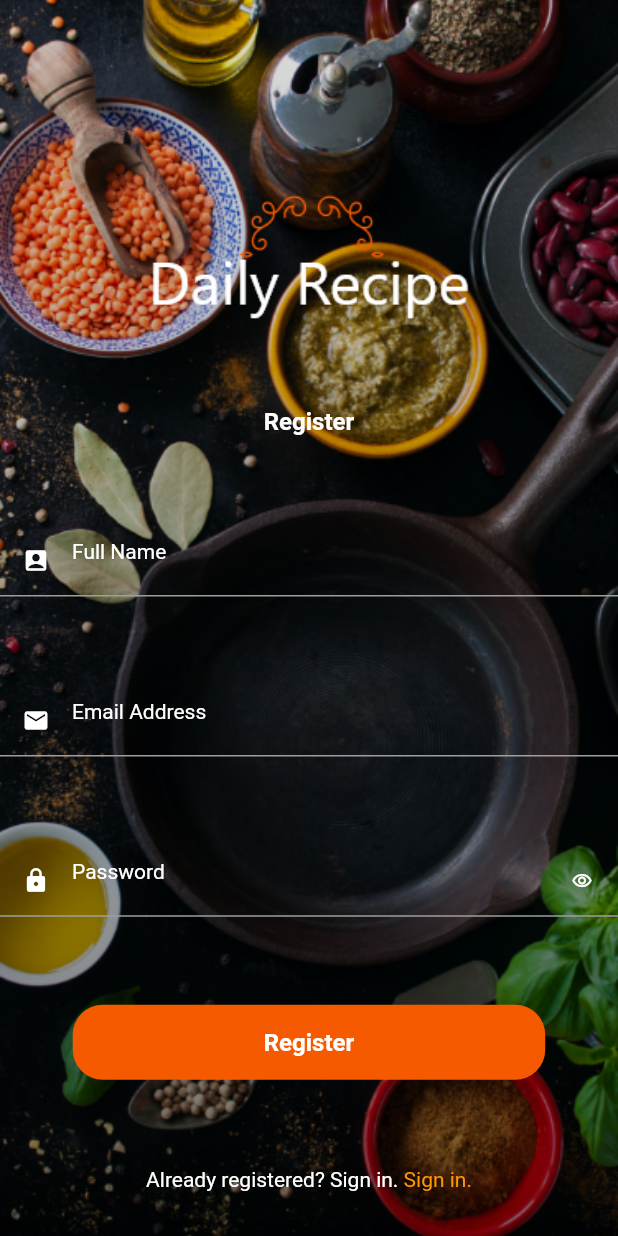
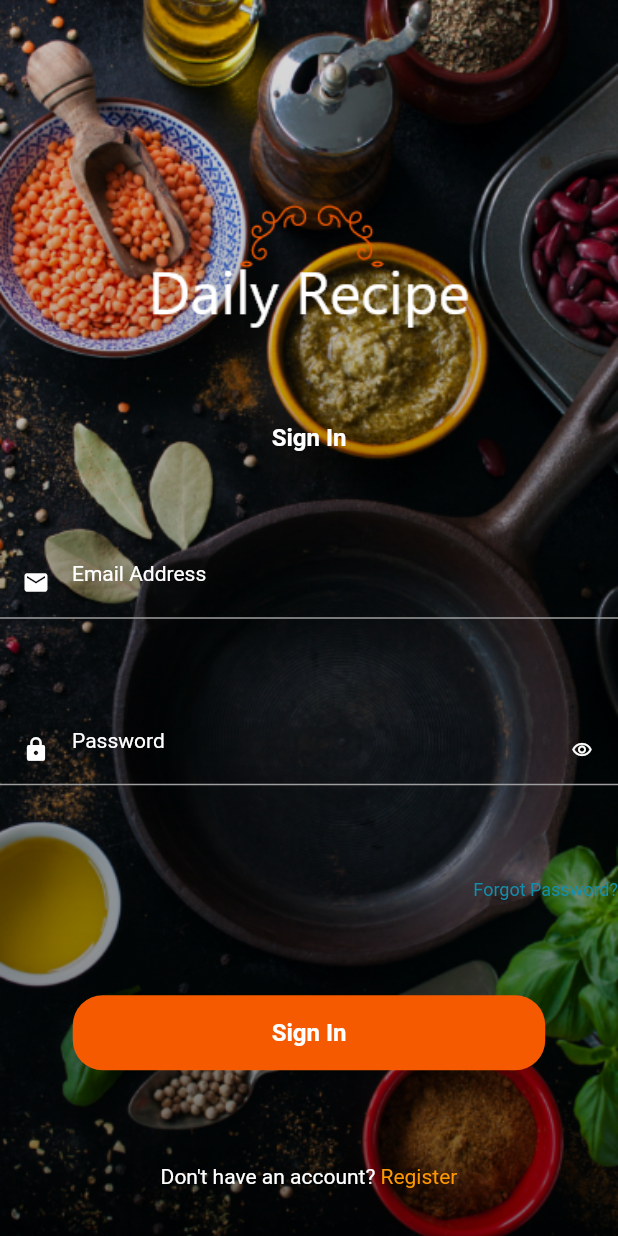
Before and after one commit to prasanjitha/daily-recipe, a Flutter app: the screen it shows after launch, on a phone screen of 412 x 824 dp. Run offline on Flutter 3.47's test engine with Material 2 defaults, Android fonts, the light colour scheme and no system bars.

Commit message:
sign in screen implementation

```diff
--- a/lib/main.dart
+++ b/lib/main.dart
@@ -1,9 +1,8 @@
 // ignore_for_file: prefer_const_constructors
 
 import 'package:flutter/material.dart';
+import 'screens/signin_screen.dart';
 
-import 'register_screen.dart';
-import 'splash_screen.dart';
 
 void main() {
   runApp(const MyApp());
@@ -29,7 +28,7 @@
         // is not restarted.
         primarySwatch: Colors.blue,
       ),
-      home: RegisterScreen(),
+      home: SignINScreen(),
     );
   }
 }
--- /dev/null
+++ b/lib/screens/signin_screen.dart
@@ -0,0 +1,115 @@
+// ignore_for_file: prefer_const_constructors, prefer_const_literals_to_create_immutables
+
+import 'package:flutter/material.dart';
+
+class SignINScreen extends StatelessWidget {
+  const SignINScreen({Key? key}) : super(key: key);
+
+  @override
+  Widget build(BuildContext context) {
+    return Scaffold(
+      body: Stack(
+        children: [
+          Image.asset(
+            'assets/images/maskgroup01.png',
+            fit: BoxFit.cover,
+            width: MediaQuery.of(context).size.width,
+          ),
+          Column(
+            mainAxisAlignment: MainAxisAlignment.spaceAround,
+            children: [
+              SizedBox(height: 40.0,),
+              Image.asset(
+                'assets/images/logo02.png',
+                fit: BoxFit.cover,
+              ),
+              Text(
+                'Sign In',
+                style: TextStyle(
+                    fontSize: 16,
+                    color: Colors.white,
+                    fontWeight: FontWeight.bold),
+              ),
+              TextFormField(
+                autocorrect: false,
+                cursorColor: Colors.white,
+                decoration: InputDecoration(
+                  enabledBorder: UnderlineInputBorder(
+                    borderSide: BorderSide(color: Colors.grey),
+                    //  when the TextFormField in unfocused
+                  ),
+                  prefixIconColor: Colors.white,
+                  hintText: 'Email Address',
+                  hintStyle: TextStyle(fontSize: 14.0, color: Colors.white),
+                  prefixIcon: Icon(
+                    Icons.mail,
+                    color: Colors.white,
+                  ),
+                  isDense: true,
+                ),
+                maxLines: null,
+              ),
+              TextFormField(
+                autocorrect: false,
+                cursorColor: Colors.white,
+                decoration: InputDecoration(
+                    enabledBorder: UnderlineInputBorder(
+                      borderSide: BorderSide(color: Colors.grey),
+                      //  when the TextFormField in unfocused
+                    ),
+                    hintText: 'Password',
+                    hintStyle: TextStyle(fontSize: 14.0, color: Colors.white),
+                    prefixIconColor: Colors.white,
+                    prefixIcon: Icon(
+                      Icons.lock,
+                      color: Colors.white,
+                    ),
+                    isDense: true,
+                    suffixIcon: InkWell(
+                        child: Icon(
+                          Icons.remove_red_eye_outlined,
+                          size: 14,
+                          color: Colors.white,
+                        ),
+                        onTap: () {})),
+                maxLines: null,
+              ),
+              Row(
+                mainAxisAlignment: MainAxisAlignment.end,
+                children: [
+ Text(
+                'Forgot Password?',
+                style: TextStyle(
+                    fontSize: 12,
+                    color: Color(0xff128FAE),
+                    ),
+              ),
+                ],
+              ),
+                Container(
+                  width:315,
+                  height: 50,
+                  decoration: BoxDecoration(
+                    borderRadius: BorderRadius.circular(20.0),
+                    color: Color(0xffF55A00)
+                  ),
+                  child: Center(
+                    child: Text('Sign In',style: TextStyle(fontSize: 16,color: Colors.white,fontWeight: FontWeight.bold),),
+                  ),
+                ),
+
+                Row(
+                  mainAxisAlignment: MainAxisAlignment.center,
+                  children: [
+                    Text('Don\'t have an account?',style: TextStyle(fontSize:14,color: Colors.white ),),
+                    Text(' Register',style: TextStyle(fontSize:14,color: Colors.orange ),),
+                  ],
+                )
+
+            ],
+          )
+        ],
+      ),
+    );
+  }
+}
```
Also changed, not shown: lib/screens/register_screen.dart (renamed from lib/register_screen.dart), lib/screens/splash_screen.dart (renamed from lib/splash_screen.dart).
